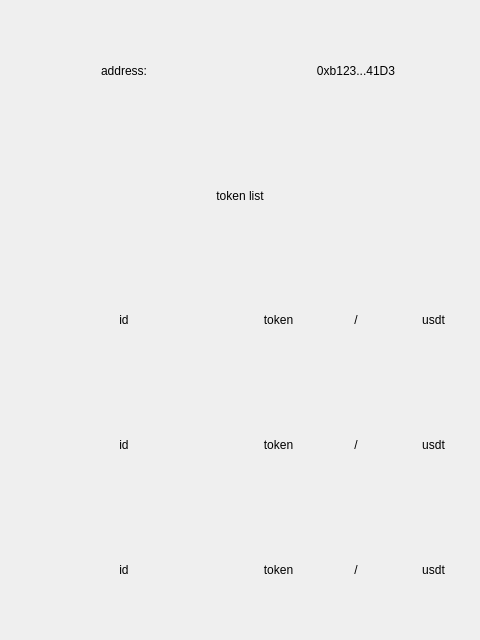
Qt form ui/dashboard.ui (danmendoza/web3_wallet_analytics) before a commit.
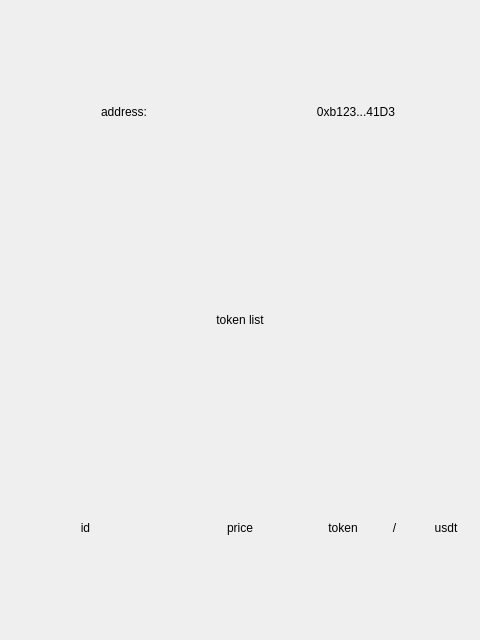
The same form after that commit.

Patch:
```diff
--- a/ui/dashboard.ui
+++ b/ui/dashboard.ui
@@ -53,9 +53,9 @@
      <item>
       <layout class="QVBoxLayout" name="verticalLayout_3">
        <item>
-        <layout class="QHBoxLayout" name="horizontalLayout_3">
+        <layout class="QHBoxLayout" name="horizontalLayout_2">
          <item>
-          <widget class="QLabel" name="label_5">
+          <widget class="QLabel" name="label_id">
            <property name="text">
             <string>id</string>
            </property>
@@ -65,9 +65,19 @@
           </widget>
          </item>
          <item>
-          <layout class="QHBoxLayout" name="horizontalLayout_4">
+          <widget class="QLabel" name="label_price">
+           <property name="text">
+            <string>price</string>
+           </property>
+           <property name="alignment">
+            <set>Qt::AlignCenter</set>
+           </property>
+          </widget>
+         </item>
+         <item>
+          <layout class="QHBoxLayout" name="horizontalLayout_3">
            <item>
-            <widget class="QLabel" name="label_6">
+            <widget class="QLabel" name="label_amount">
              <property name="text">
               <string>token</string>
              </property>
@@ -77,7 +87,7 @@
             </widget>
            </item>
            <item>
-            <widget class="QLabel" name="label_7">
+            <widget class="QLabel" name="label_1">
              <property name="text">
               <string>/</string>
              </property>
@@ -87,7 +97,7 @@
             </widget>
            </item>
            <item>
-            <widget class="QLabel" name="label_8">
+            <widget class="QLabel" name="label_balance">
              <property name="text">
               <string>usdt</string>
              </property>
@@ -102,102 +112,6 @@
        </item>
       </layout>
      </item>
-     <item>
-      <layout class="QHBoxLayout" name="horizontalLayout_11">
-       <item>
-        <widget class="QLabel" name="label_21">
-         <property name="text">
-          <string>id</string>
-         </property>
-         <property name="alignment">
-          <set>Qt::AlignCenter</set>
-         </property>
-        </widget>
-       </item>
-       <item>
-        <layout class="QHBoxLayout" name="horizontalLayout_12">
-         <item>
-          <widget class="QLabel" name="label_22">
-           <property name="text">
-            <string>token</string>
-           </property>
-           <property name="alignment">
-            <set>Qt::AlignCenter</set>
-           </property>
-          </widget>
-         </item>
-         <item>
-          <widget class="QLabel" name="label_23">
-           <property name="text">
-            <string>/</string>
-           </property>
-           <property name="alignment">
-            <set>Qt::AlignCenter</set>
-           </property>
-          </widget>
-         </item>
-         <item>
-          <widget class="QLabel" name="label_24">
-           <property name="text">
-            <string>usdt</string>
-           </property>
-           <property name="alignment">
-            <set>Qt::AlignCenter</set>
-           </property>
-          </widget>
-         </item>
-        </layout>
-       </item>
-      </layout>
-     </item>
-     <item>
-      <layout class="QHBoxLayout" name="horizontalLayout_9">
-       <item>
-        <widget class="QLabel" name="label_17">
-         <property name="text">
-          <string>id</string>
-         </property>
-         <property name="alignment">
-          <set>Qt::AlignCenter</set>
-         </property>
-        </widget>
-       </item>
-       <item>
-        <layout class="QHBoxLayout" name="horizontalLayout_10">
-         <item>
-          <widget class="QLabel" name="label_18">
-           <property name="text">
-            <string>token</string>
-           </property>
-           <property name="alignment">
-            <set>Qt::AlignCenter</set>
-           </property>
-          </widget>
-         </item>
-         <item>
-          <widget class="QLabel" name="label_19">
-           <property name="text">
-            <string>/</string>
-           </property>
-           <property name="alignment">
-            <set>Qt::AlignCenter</set>
-           </property>
-          </widget>
-         </item>
-         <item>
-          <widget class="QLabel" name="label_20">
-           <property name="text">
-            <string>usdt</string>
-           </property>
-           <property name="alignment">
-            <set>Qt::AlignCenter</set>
-           </property>
-          </widget>
-         </item>
-        </layout>
-       </item>
-      </layout>
-     </item>
     </layout>
    </item>
   </layout>
```
Left out of the diff: 2 changed lines with no effect on the pictures.
